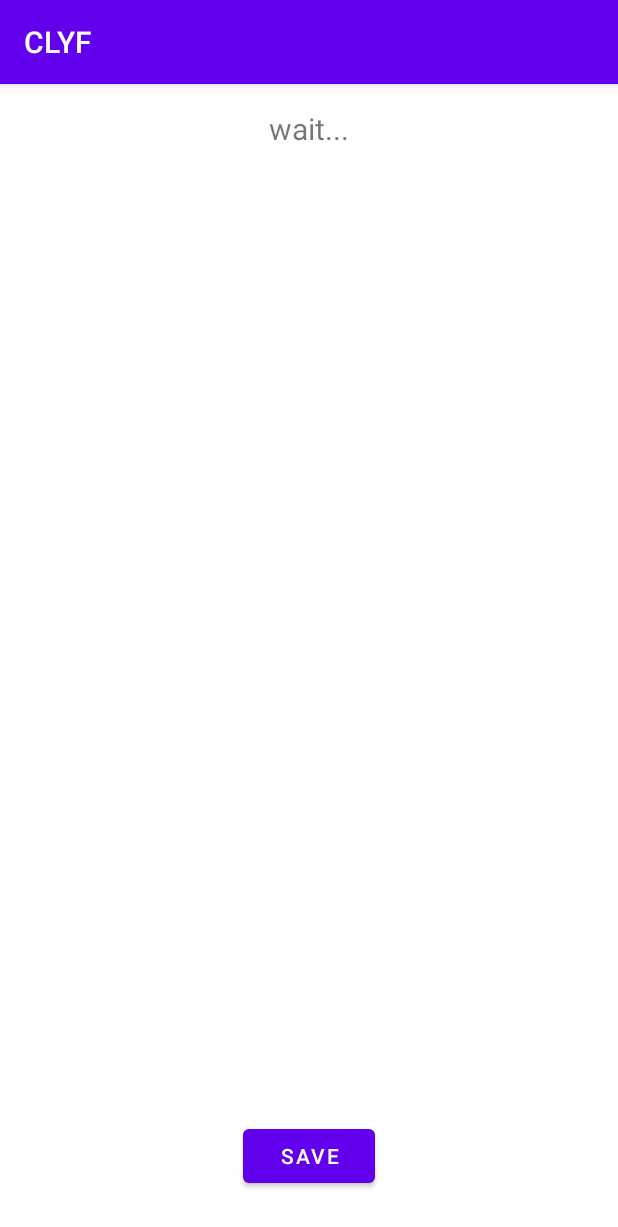
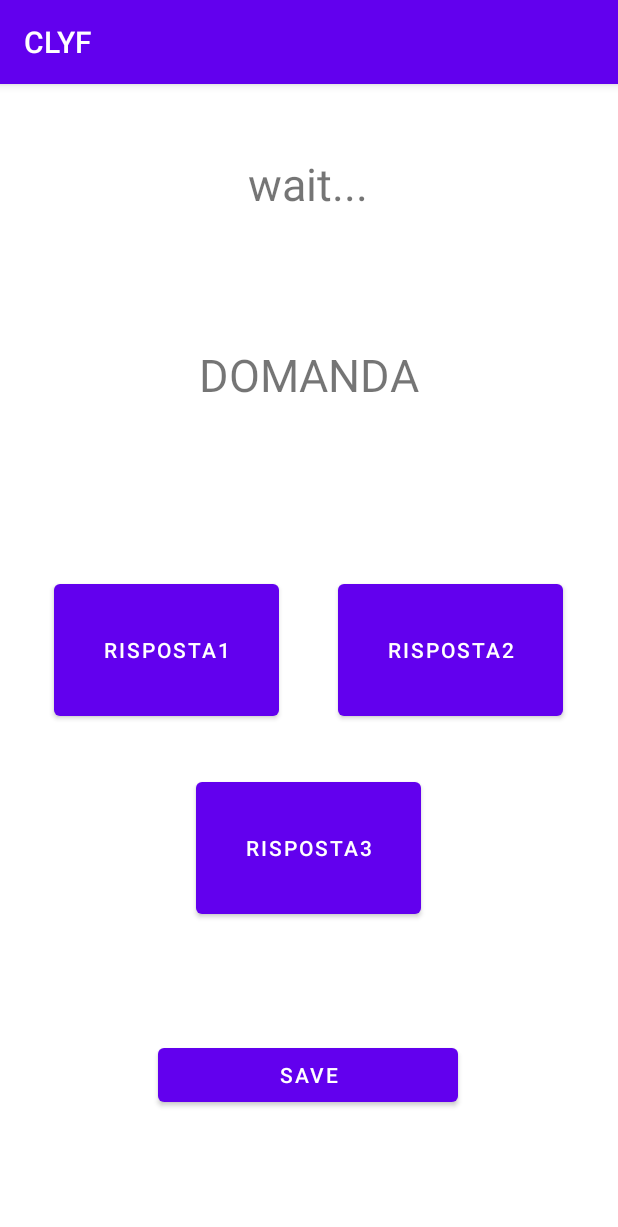
Before and after one commit to simonedimeglio/kotlin-android-final-app, an Android app: the ViewGuestActivity screen opened directly, with no data from a screen before it, on a phone screen of 412 x 824 dp. Shown: the top 1227 px of the screen. Run offline under Robolectric (Android 15) with nearby library versions, the phone set to English and light mode, and no system bars; our stand-ins replace Firebase (no records; nobody signed in at launch, a user with empty details on screens opened directly); 2 statements that could not run were skipped.

Commit message:
guest system's view implemented. score system implemented.

```diff
--- a/Serious Game/app/src/main/java/com/seriousgame/clyf/admin/ViewAdminActivity.kt
+++ b/Serious Game/app/src/main/java/com/seriousgame/clyf/admin/ViewAdminActivity.kt
@@ -451,6 +451,8 @@ class ViewAdminActivity : AppCompatActivity() {
                                 Toast.makeText(this, "Password already used", Toast.LENGTH_LONG).show()
                             }else{
                                 db.collection("quizPasswords").document().set(dataAdder)
+                                val intent = Intent(this, MainActivity::class.java)
+                                startActivity(intent)
                             }
                         }
                 }else{
--- a/Serious Game/app/src/main/java/com/seriousgame/clyf/auth/globalVariables.kt
+++ b/Serious Game/app/src/main/java/com/seriousgame/clyf/auth/globalVariables.kt
@@ -4,6 +4,7 @@ import com.google.firebase.firestore.FirebaseFirestore
 
 var supportID : String = ""
 var nicknameID : String = ""
+var score : Int = 0
 @SuppressLint("StaticFieldLeak")
 var db = FirebaseFirestore.getInstance()
 
--- a/Serious Game/app/src/main/java/com/seriousgame/clyf/guest/ViewGuestActivity.kt
+++ b/Serious Game/app/src/main/java/com/seriousgame/clyf/guest/ViewGuestActivity.kt
@@ -1,54 +1,68 @@
 package com.seriousgame.clyf.guest
 
+import android.content.Intent
 import androidx.appcompat.app.AppCompatActivity
 import android.os.Bundle
 import android.util.Log
-import androidx.recyclerview.widget.LinearLayoutManager
-import androidx.recyclerview.widget.RecyclerView
+import android.widget.TextView
+import com.seriousgame.clyf.MainActivity
 import com.seriousgame.clyf.R
-import com.seriousgame.clyf.admin.QuizAdapter
+import com.seriousgame.clyf.admin.ViewAdminActivity
 import com.seriousgame.clyf.auth.db
+import com.seriousgame.clyf.auth.score
 import com.seriousgame.clyf.auth.supportID
 import kotlinx.android.synthetic.main.activity_view_guest.*
 
 class ViewGuestActivity : AppCompatActivity() {
 
-    lateinit var recyclerView: RecyclerView
-    lateinit var contenitore: ArrayList<ArrayList<String>>
-    lateinit var adapter: GuestQuizAdapter
-    lateinit var layoutManager: RecyclerView.LayoutManager
+    fun adderStructure (x : ArrayList<String>, questionTV : TextView, answer1TV : TextView, answer2TV : TextView, answer3TV : TextView){
 
-    private fun refreshDatabase(x: ArrayList<String>) {
-        if (contenitore.size == 0){
-            contenitore.add(x)
-            adapter.notifyDataSetChanged()
-        }
-        else{
-            var contatore = 0
-            for (i in 0 until contenitore.size){
-                contatore += 1
-                var confrontoSupport = contenitore.get(i)
+        var indexSupport = x.get(0)
 
-                if (x.get(0) == confrontoSupport.get(0)){
-                    break
+        db.collection(supportID).whereEqualTo("Question", indexSupport).get()
+            .addOnSuccessListener { result ->
+                for (document in result){
+                    var question = indexSupport
+                    var answer1 = document.data["Answer1"].toString()
+                    var answer2 = document.data["Answer2"].toString()
+                    var answer3 = document.data["Answer3"].toString()
+                    var correctAnswer = document.data["Correct_answer"].toString()
+
+                    questionTV.text = question
+                    answer1TV.text = answer1
+                    answer2TV.text = answer2
+                    answer3TV.text = answer3
+
+                    correctAnswers.add(correctAnswer)
+
+                    x.removeAt(0)
                 }
-                else if (contatore != contenitore.size){
-                    continue
-                }
-                else{
-                    contenitore.add(x)
-                    adapter.notifyDataSetChanged()
-                }
+
             }
-        }
+
+
     }
+
+    lateinit var questions : ArrayList<String>
+    lateinit var correctAnswers : ArrayList<String>
+    lateinit var guestCorrectAnswers : ArrayList<String>
 
     override fun onCreate(savedInstanceState: Bundle?) {
         super.onCreate(savedInstanceState)
         setContentView(R.layout.activity_view_guest)
 
         var title = titleVT
+        var questionView = questionGuestView
+        var answer1View = answer1GuestView
+        var answer2View = answer2GuestView
+        var answer3View = answer3GuestView
         var save = guestSave
+
+        correctAnswers = ArrayList()
+        questions = ArrayList()
+        guestCorrectAnswers = ArrayList()
+
+        var contatore = -1
 
         db.collection(supportID).whereNotEqualTo("Quiz_name", null).get()
             .addOnSuccessListener { result ->
@@ -58,36 +72,89 @@ class ViewGuestActivity : AppCompatActivity() {
                 }
             }
 
-        recyclerView = findViewById(R.id.recycleViewIdGuest)
-        contenitore = ArrayList()
-        layoutManager = LinearLayoutManager(this)
-
-        adapter = GuestQuizAdapter(contenitore, this)
-
-        recyclerView.adapter = adapter
-        recyclerView.layoutManager = layoutManager
-
         db.collection(supportID).whereNotEqualTo("Question", null).get()
             .addOnSuccessListener { result ->
                 for (document in result){
-                    var question = document.data["Question"].toString()
-                    var answer1 = document.data["Answer1"].toString()
-                    var answer2 = document.data["Answer2"].toString()
-                    var answer3 = document.data["Answer3"].toString()
-                    var correctAnswer = document.data["Correct_answer"].toString()
+                    var questionSupport = document.data["Question"].toString()
+                    questions.add(questionSupport)
+                }
 
-                    var arraySupport : ArrayList<String> = ArrayList()
-                    arraySupport.add(question)
-                    arraySupport.add(answer1)
-                    arraySupport.add(answer2)
-                    arraySupport.add(answer3)
-                    arraySupport.add(correctAnswer)
+                var originalSize = questions.size
 
-                    refreshDatabase(arraySupport)
+                contatore += 1
+                adderStructure(questions, questionView, answer1View, answer2View, answer3View)
+                answer1View.setOnClickListener {
+                    if (guestCorrectAnswers.size.equals(correctAnswers.size)){
+                        guestCorrectAnswers.set(contatore, answer1View.text.toString())
+                    }else{
+                        guestCorrectAnswers.add(contatore, answer1View.text.toString())
+                    }
                 }
+                answer2View.setOnClickListener {
+                    if (guestCorrectAnswers.size.equals(correctAnswers.size)){
+                        guestCorrectAnswers.set(contatore, answer2View.text.toString())
+                    }else{
+                        guestCorrectAnswers.add(contatore, answer2View.text.toString())
+                    }
+                }
+                answer3View.setOnClickListener {
+                    if (guestCorrectAnswers.size.equals(correctAnswers.size)){
+                        guestCorrectAnswers.set(contatore, answer3View.text.toString())
+                    }else{
+                        guestCorrectAnswers.add(contatore, answer3View.text.toString())
+                    }
+                }
+
+                save.setOnClickListener {
+                    if (!guestCorrectAnswers.size.equals(correctAnswers.size)){
+                        guestCorrectAnswers.add("")
+                    }
+                    contatore+= 1
+                    if (contatore == originalSize){
+                        Log.d("FINE", "FINE")
+                        Log.d("QUESTION", questions.toString())
+                        Log.d("CORRECT_ANSWER", correctAnswers.toString())
+                        Log.d("GUEST", guestCorrectAnswers.toString())
+                        for (i in 0 until guestCorrectAnswers.size){
+                            if (correctAnswers.get(i).equals(guestCorrectAnswers.get(i))){
+                                score += 1
+                            }else{
+                                continue
+                            }
+                        }
+                        Log.d("SCORE", score.toString())
+                        val intent = Intent(this, MainActivity::class.java)
+                        startActivity(intent)
+                    }else{
+                        adderStructure(questions, questionView, answer1View, answer2View, answer3View)
+                        answer1View.setOnClickListener {
+                            if (guestCorrectAnswers.size.equals(correctAnswers.size)){
+                                guestCorrectAnswers.set(contatore, answer1View.text.toString())
+                            }else{
+                                guestCorrectAnswers.add(contatore, answer1View.text.toString())
+                            }
+                        }
+                        answer2View.setOnClickListener {
+                            if (guestCorrectAnswers.size.equals(correctAnswers.size)){
+                                guestCorrectAnswers.set(contatore, answer2View.text.toString())
+                            }else{
+                                guestCorrectAnswers.add(contatore, answer2View.text.toString())
+                            }
+                        }
+                        answer3View.setOnClickListener {
+                            if (guestCorrectAnswers.size.equals(correctAnswers.size)){
+                                guestCorrectAnswers.set(contatore, answer3View.text.toString())
+                            }else{
+                                guestCorrectAnswers.add(contatore, answer3View.text.toString())
+                            }
+                        }
+
+                    }
+
+                }
+
+
             }
-
-        adapter.notifyDataSetChanged()
 
     }
 }
--- a/Serious Game/app/src/main/res/layout/activity_view_guest.xml
+++ b/Serious Game/app/src/main/res/layout/activity_view_guest.xml
@@ -7,39 +7,84 @@
     tools:context=".guest.ViewGuestActivity"
     android:layout_gravity="center" >
 
+
     <TextView
         android:id="@+id/titleVT"
         android:layout_width="400dp"
         android:layout_height="wrap_content"
         android:gravity="center"
         android:text="wait..."
-        android:textSize="20dp"
+        android:textSize="30dp"
         app:layout_constraintBottom_toBottomOf="parent"
         app:layout_constraintEnd_toEndOf="parent"
-        app:layout_constraintHorizontal_bias="0.496"
+        app:layout_constraintHorizontal_bias="0.454"
         app:layout_constraintStart_toStartOf="parent"
         app:layout_constraintTop_toTopOf="parent"
-        app:layout_constraintVertical_bias="0.022" />
+        app:layout_constraintVertical_bias="0.063" />
 
-    <androidx.recyclerview.widget.RecyclerView
-        android:id="@+id/recycleViewIdGuest"
-        android:layout_width="match_parent"
-        android:layout_height="600dp"
+    <TextView
+        android:id="@+id/questionGuestView"
+        android:layout_width="400dp"
+        android:layout_height="wrap_content"
+        android:gravity="center"
+        android:text="DOMANDA"
+        android:textSize="30dp"
         app:layout_constraintBottom_toBottomOf="parent"
         app:layout_constraintEnd_toEndOf="parent"
-        app:layout_constraintHorizontal_bias="0.0"
+        app:layout_constraintHorizontal_bias="0.454"
         app:layout_constraintStart_toStartOf="parent"
-        app:layout_constraintTop_toBottomOf="@+id/titleVT"
-        app:layout_constraintVertical_bias="0.145" />
+        app:layout_constraintTop_toBottomOf="@id/titleVT"
+        app:layout_constraintVertical_bias="0.135" />
+
+
+    <Button
+        android:id="@+id/answer1GuestView"
+        android:layout_width="150dp"
+        android:layout_height="100dp"
+        android:gravity="center"
+        android:text="RISPOSTA1"
+        app:layout_constraintBottom_toBottomOf="parent"
+        app:layout_constraintEnd_toEndOf="parent"
+        app:layout_constraintHorizontal_bias="0.137"
+        app:layout_constraintStart_toStartOf="parent"
+        app:layout_constraintTop_toBottomOf="@id/questionGuestView"
+        app:layout_constraintVertical_bias="0.249" />
+
+    <Button
+        android:id="@+id/answer2GuestView"
+        android:layout_width="150dp"
+        android:layout_height="100dp"
+        android:gravity="center"
+        android:text="RISPOSTA2"
+        app:layout_constraintBottom_toBottomOf="parent"
+        app:layout_constraintEnd_toEndOf="parent"
+        app:layout_constraintHorizontal_bias="0.52"
+        app:layout_constraintStart_toEndOf="@id/answer1GuestView"
+        app:layout_constraintTop_toBottomOf="@id/questionGuestView"
+        app:layout_constraintVertical_bias="0.249" />
+
+    <Button
+        android:id="@+id/answer3GuestView"
+        android:layout_width="150dp"
+        android:layout_height="100dp"
+        android:gravity="center"
+        android:text="RISPOSTA3"
+        app:layout_constraintBottom_toBottomOf="parent"
+        app:layout_constraintEnd_toEndOf="parent"
+        app:layout_constraintHorizontal_bias="0.498"
+        app:layout_constraintStart_toStartOf="parent"
+        app:layout_constraintTop_toBottomOf="@id/questionGuestView"
+        app:layout_constraintVertical_bias="0.541" />
 
     <Button
         android:id="@+id/guestSave"
-        android:layout_width="wrap_content"
+        android:layout_width="200dp"
         android:layout_height="wrap_content"
         android:text="save"
-        app:layout_constraintTop_toBottomOf="@id/recycleViewIdGuest"
+        app:layout_constraintBottom_toBottomOf="parent"
+        app:layout_constraintEnd_toEndOf="parent"
+        app:layout_constraintHorizontal_bias="0.497"
         app:layout_constraintStart_toStartOf="parent"
-        app:layout_constraintEnd_toEndOf="parent"
-        app:layout_constraintBottom_toBottomOf="parent"
-         />
+        app:layout_constraintTop_toTopOf="parent"
+        app:layout_constraintVertical_bias="0.884" />
 </androidx.constraintlayout.widget.ConstraintLayout>
```
